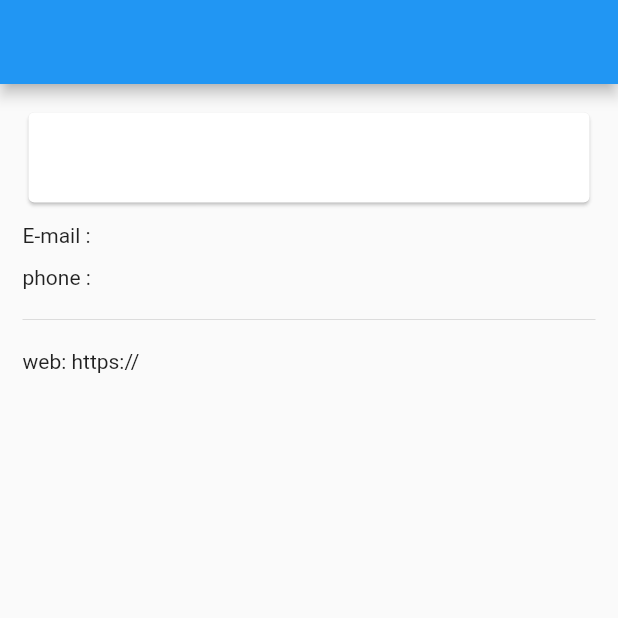
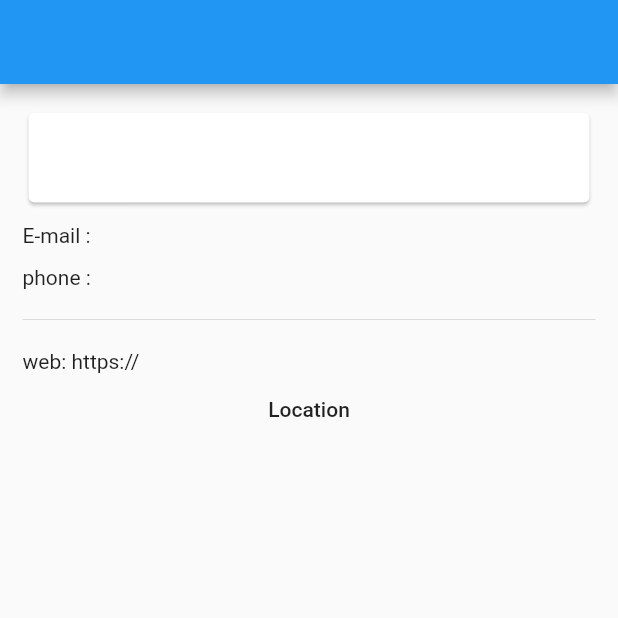
Before and after one commit to AbdelrahmanElshahat/flutter-lab8, a Flutter app: the UserDetails screen opened directly with empty values, on a phone screen of 412 x 824 dp, the top half of it. Run offline on Flutter 3.47's test engine with Material 2 defaults, Android fonts, the phone set to English and light mode, and no system bars; our stand-ins replace dio, google_maps_flutter, url_launcher_web; missing offline and left inert: dart:ffi, maps_launcher; network calls fail.

Commit message:
Update Userdetails.dart
Adding New features to open User location

```diff
--- a/lab7/lib/Screens/Userdetails.dart
+++ b/lab7/lib/Screens/Userdetails.dart
@@ -1,4 +1,5 @@
 import 'package:flutter/material.dart';
+import 'package:lab7/Screens/LocationScreen.dart';
 import 'package:lab7/Widget/Card.dart';
 import 'package:lab7/models/users.dart';
 
@@ -30,8 +31,7 @@ class _UserDetailsState extends State<UserDetails> {
                 onTap: () {
                   LaunchURL("mailto:${widget.user.email}");
                 },
-              child: Text("E-mail : ${widget.user.email}")
-            ),
+                child: Text("E-mail : ${widget.user.email}")),
             SizedBox(
               height: 12,
             ),
@@ -39,8 +39,7 @@ class _UserDetailsState extends State<UserDetails> {
                 onTap: () {
                   LaunchURL("tel:${widget.user.phone}");
                 },
-              child: Text("phone : ${widget.user.phone}")
-            ),
+                child: Text("phone : ${widget.user.phone}")),
             SizedBox(
               height: 12,
             ),
@@ -52,7 +51,11 @@ class _UserDetailsState extends State<UserDetails> {
                 onTap: () {
                   LaunchURL("https://${widget.user.website}");
                 },
-              child: Text("web: https://${widget.user.website}")
+                child: Text("web: https://${widget.user.website}")),
+            MaterialButton(onPressed: () {
+              pushPage(context, MapSample(User_loc: widget.user.address.geo));
+            },
+            child: Text("Location"),
             ),
           ],
         ));
```
Lines whose indentation alone changed are shown as unchanged.
